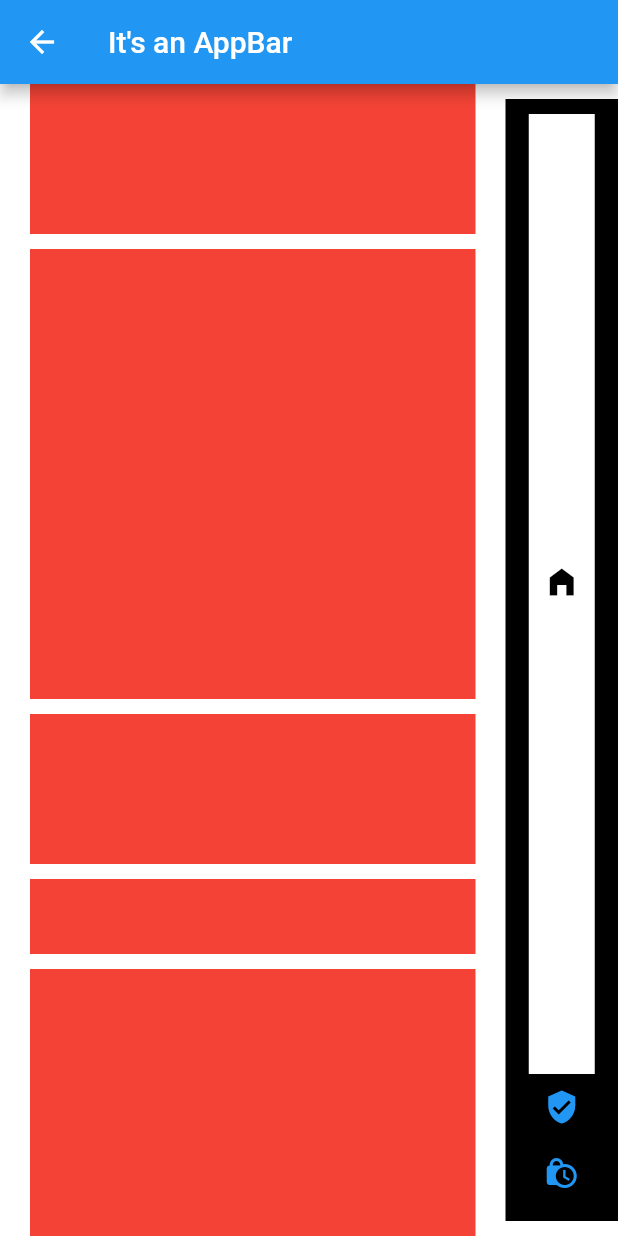
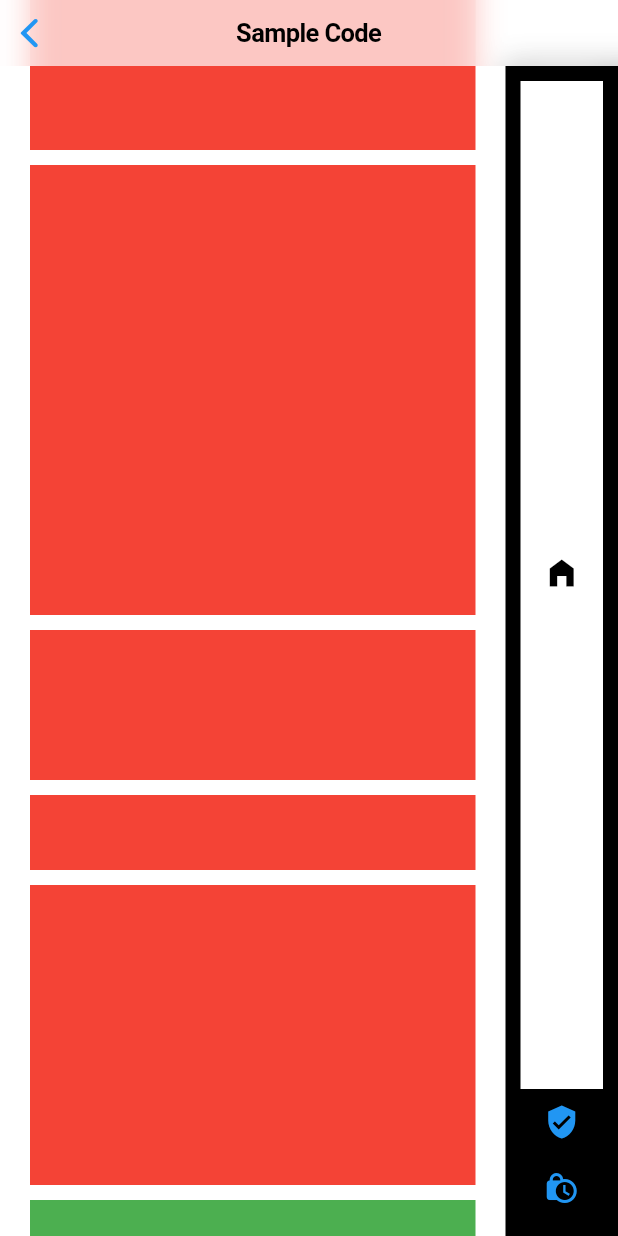
Before and after one commit to Tri7Ratops/flutter_side_navbar, a Flutter app: the BasicWithAppbar screen opened directly, on a phone screen of 412 x 824 dp. Run offline on Flutter 3.47's test engine with Material 2 defaults, Android fonts, the phone set to English and light mode, and no system bars; drawn by our look-alikes of scroll_to_index; our stand-ins replace equatable, visibility_detector.

Commit message:
[+] Optimize height navigation on iOS and Android

```diff
--- a/example/lib/main.dart
+++ b/example/lib/main.dart
@@ -1,6 +1,8 @@
 import 'package:flutter/material.dart';
+
 import 'app.dart';
 
 void main() {
+  WidgetsFlutterBinding.ensureInitialized();
   runApp(MyApp());
 }
--- a/example/lib/screens/side_navbar_pages/basic.dart
+++ b/example/lib/screens/side_navbar_pages/basic.dart
@@ -17,6 +17,7 @@ class Basic extends StatelessWidget {
               onTap: () {},
               page: Column(
                 children: [
+                  Utils.backButton(context),
                   Utils.getContainer(
                     height: 100,
                     color: Colors.red,
@@ -40,6 +41,7 @@ class Basic extends StatelessWidget {
                 ],
               ),
               icon: Icons.home_filled,
+              iconTitle: "Home",
             ),
             SideItemModel(
               defaultIconColor: Colors.blue,
@@ -65,6 +67,7 @@ class Basic extends StatelessWidget {
                 ],
               ),
               icon: Icons.verified_user,
+              iconTitle: "I don't know what I'm writing but here we are",
             ),
             SideItemModel(
               defaultIconColor: Colors.blue,
--- a/example/lib/screens/side_navbar_pages/basic_reversed.dart
+++ b/example/lib/screens/side_navbar_pages/basic_reversed.dart
@@ -18,6 +18,7 @@ class BasicReversed extends StatelessWidget {
               onTap: () {},
               page: Column(
                 children: [
+                  Utils.backButton(context),
                   Utils.getContainer(
                     height: 100,
                     color: Colors.red,
--- a/example/lib/screens/side_navbar_pages/basic_with_appbar.dart
+++ b/example/lib/screens/side_navbar_pages/basic_with_appbar.dart
@@ -1,4 +1,5 @@
 import 'package:example/widgets/utils.dart';
+import 'package:flutter/cupertino.dart';
 import 'package:flutter/material.dart';
 import 'package:flutter_side_navbar/flutter_side_navbar.dart';
 
@@ -6,13 +7,12 @@ class BasicWithAppbar extends StatelessWidget {
   @override
   Widget build(BuildContext context) {
     return SafeArea(
-      child: Scaffold(
+      child: CupertinoPageScaffold(
         backgroundColor: Colors.white70,
-        appBar: AppBar(
-          title: Text("It's an AppBar"),
+        navigationBar: const CupertinoNavigationBar(
+          middle: Text('Sample Code'),
         ),
-        body: SideNavbar(
-          shrinkWrap: true,
+          child: SideNavbar(
           appBarIsShown: true,
           navigationBackgroundColor: Colors.black,
           padding: const EdgeInsets.symmetric(horizontal: 20),
--- a/example/lib/screens/side_navbar_pages/scrollable.dart
+++ b/example/lib/screens/side_navbar_pages/scrollable.dart
@@ -11,6 +11,7 @@ class ScrollableSideBar extends StatelessWidget {
         body: SingleChildScrollView(
           child: Column(
             children: [
+              Utils.backButton(context),
               Utils.getContainer(height: 300, color: Colors.yellow),
               SideNavbar(
                 shrinkWrap: true,
--- a/example/lib/screens/side_navbar_pages/scrollable_with_appbar.dart
+++ b/example/lib/screens/side_navbar_pages/scrollable_with_appbar.dart
@@ -1,4 +1,5 @@
 import 'package:example/widgets/utils.dart';
+import 'package:flutter/cupertino.dart';
 import 'package:flutter/material.dart';
 import 'package:flutter_side_navbar/flutter_side_navbar.dart';
 
@@ -6,12 +7,12 @@ class ScrollableWithAppbar extends StatelessWidget {
   @override
   Widget build(BuildContext context) {
     return SafeArea(
-      child: Scaffold(
-        appBar: AppBar(
-          title: Text("It's an AppBar"),
+      child: CupertinoPageScaffold(
+        navigationBar: const CupertinoNavigationBar(
+          middle: Text('Sample Code'),
         ),
         backgroundColor: Colors.white70,
-        body: SingleChildScrollView(
+        child: SingleChildScrollView(
           child: Column(
             children: [
               Utils.getContainer(height: 300, color: Colors.yellow),
--- a/example/lib/widgets/utils.dart
+++ b/example/lib/widgets/utils.dart
@@ -9,4 +9,11 @@ class Utils {
       margin: EdgeInsets.only(bottom: margeVertical),
     );
   }
+
+  static Widget backButton(BuildContext context) {
+    return TextButton(
+      onPressed: () => Navigator.pop(context),
+      child: Text("Back"),
+    );
+  }
 }
--- a/lib/src/side_navbar.dart
+++ b/lib/src/side_navbar.dart
@@ -57,6 +57,9 @@ class _SideNavbarState extends State<SideNavbar> {
         break;
       }
     }
+    WidgetsBinding.instance!.addPostFrameCallback((_) {
+      setState(() {});
+    });
     super.initState();
   }
 
@@ -94,7 +97,7 @@ class _SideNavbarState extends State<SideNavbar> {
         children: [
           _getPagesColumn(),
           AnimatedPositioned(
-            duration: const Duration(seconds: 1),
+            duration: const Duration(milliseconds: 400),
             curve: Curves.fastOutSlowIn,
             top: position,
             right: 0,
@@ -106,17 +109,24 @@ class _SideNavbarState extends State<SideNavbar> {
   }
 
   _getSizes() {
-    BuildContext? currentCtxt = _keyList.currentContext;
-    if (currentCtxt == null) return;
-    final RenderBox? renderBox = currentCtxt.findRenderObject() as RenderBox;
+    BuildContext? currentCxt = _keyList.currentContext;
+    if (currentCxt == null) return;
+    final RenderBox? renderBox = currentCxt.findRenderObject() as RenderBox;
     final pos = renderBox!.localToGlobal(Offset.zero);
 
     double paddingNav = widget.paddingNavigation != null ? widget.paddingNavigation!.top : 0;
     final double paddingMedia = MediaQuery.of(context).padding.top + MediaQuery.of(context).padding.bottom;
-    double navigationPos = (-pos.dy < -(widget.appBarIsShown ? kToolbarHeight : 0) - 12 - paddingNav) ? 0 : (-pos.dy + (widget.appBarIsShown ? kToolbarHeight : 0) + paddingNav + paddingMedia + 12);
 
-    if (navigationPos + MediaQuery.of(context).size.height > renderBox.size.height) {
-      navigationPos = renderBox.size.height - MediaQuery.of(context).size.height + (widget.appBarIsShown ? kToolbarHeight : 0) + paddingNav;
+    double posi = -pos.dy;
+    double basicPos = (widget.appBarIsShown ? AppBar().preferredSize.height : 0) + paddingNav + paddingMedia;
+
+    double posiTrue = widget.shrinkWrap && widget.appBarIsShown ? 0 : paddingMedia;
+    double posiFalse = -pos.dy + (widget.shrinkWrap ? AppBar().preferredSize.height - (widget.appBarIsShown ? -14 : 28) : 0) + 8 + paddingNav;
+
+    double navigationPos = (posi < basicPos) ? posiTrue : posiFalse;
+
+    if (navigationPos != posiTrue && navigationPos + MediaQuery.of(context).size.height >= renderBox.size.height) {
+      navigationPos = renderBox.size.height - MediaQuery.of(context).size.height + (widget.appBarIsShown || widget.shrinkWrap ? AppBar().preferredSize.height : 0) + paddingNav + paddingMedia + 8;
     }
 
     if (this.mounted && navigationPos != position) {
@@ -216,11 +226,19 @@ class _SideNavbarState extends State<SideNavbar> {
       }
     }
 
+    BuildContext? currentCxt = _keyList.currentContext;
+    if (currentCxt == null) {
+      return Container();
+    }
     final double paddingMedia = MediaQuery.of(context).padding.top + MediaQuery.of(context).padding.bottom;
     final double paddingNavigation = widget.paddingNavigation != null ? (widget.paddingNavigation!.top + widget.paddingNavigation!.bottom) : 0.0;
-    final heightContainer = MediaQuery.of(context).size.height - paddingMedia - paddingNavigation - (widget.appBarIsShown ? kToolbarHeight : 0);
+
+    final RenderBox? renderBox = currentCxt.findRenderObject() as RenderBox;
+    final heightContainerConstraint = renderBox!.constraints.maxHeight - paddingMedia;
+    final heightContainer = MediaQuery.of(context).size.height - paddingMedia - paddingNavigation - (widget.appBarIsShown || widget.shrinkWrap ? kToolbarHeight : 0);
+
     return Container(
-      height: heightContainer,
+      height: heightContainerConstraint.isInfinite ? heightContainer : heightContainerConstraint,
       padding: widget.paddingNavigation,
       width: widget.navigationWidth,
       color: widget.navigationBackgroundColor,
```
